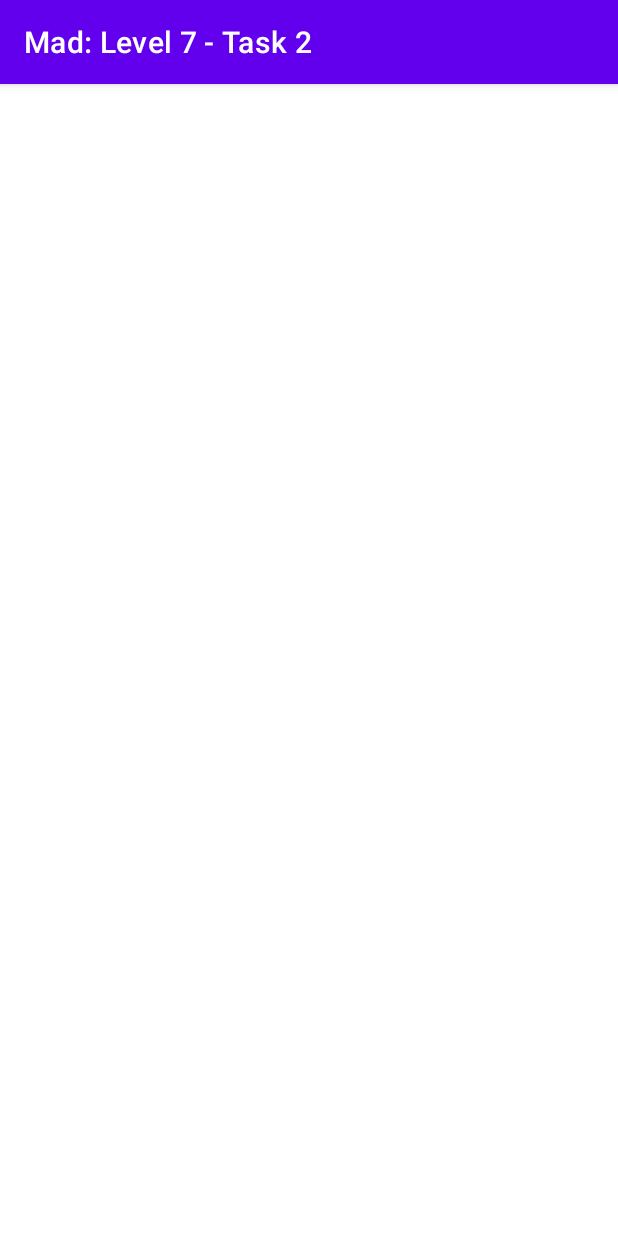
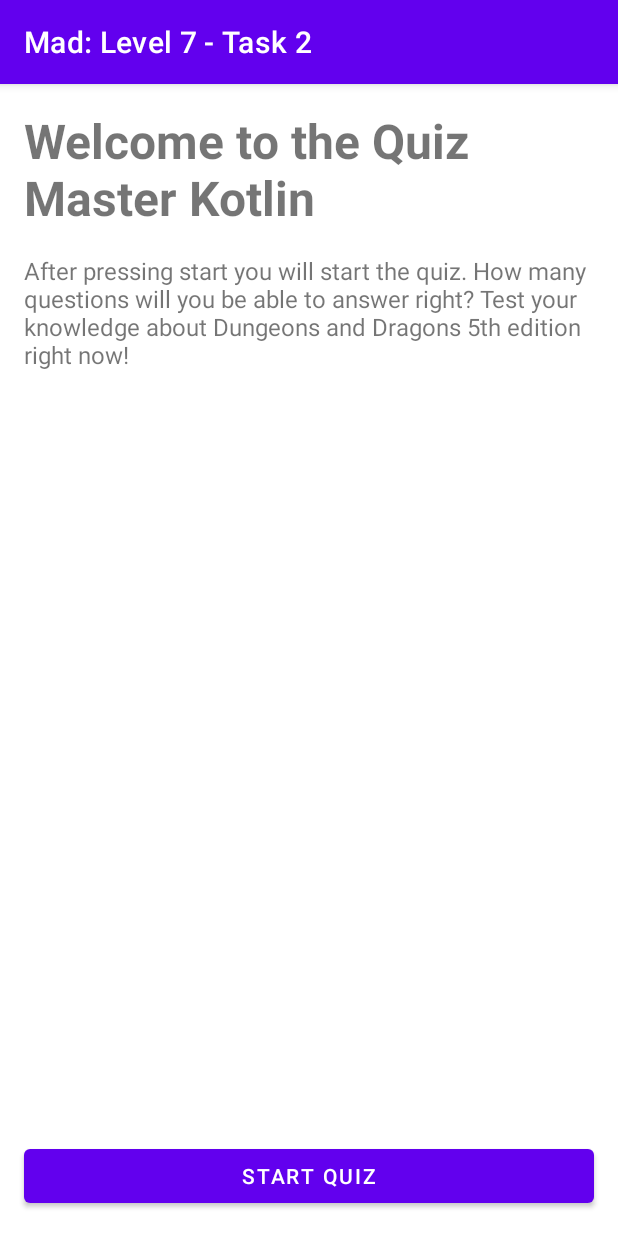
Before and after one commit to NoNamer777/MadLevel7Task2, an Android app: the fragment HomeFragment shown on its own in the app's theme, on a phone screen of 412 x 824 dp. Run offline under Robolectric (Android 15) with nearby library versions, the phone set to English and light mode, and no system bars.

Commit message:
Added home layout and main logic

```diff
--- a/app/src/main/java/com/nonamer777/madlevel7task2/ui/HomeFragment.kt
+++ b/app/src/main/java/com/nonamer777/madlevel7task2/ui/HomeFragment.kt
@@ -5,21 +5,31 @@ import android.view.LayoutInflater
 import android.view.View
 import android.view.ViewGroup
 import androidx.fragment.app.Fragment
+import androidx.navigation.fragment.findNavController
 import com.nonamer777.madlevel7task2.R
+import com.nonamer777.madlevel7task2.databinding.FragmentHomeBinding
 
 /**
  * A [Fragment] subclass that serves as the starting screen after the splash screen.
  */
 class HomeFragment: Fragment() {
 
+    private lateinit var binding: FragmentHomeBinding
+
     override fun onCreateView(
         inflater: LayoutInflater, container: ViewGroup?,
         savedInstanceState: Bundle?
-    ): View? {
-        return inflater.inflate(R.layout.fragment_home, container, false)
+    ): View {
+        binding = FragmentHomeBinding.inflate(layoutInflater)
+
+        return binding.root
     }
 
     override fun onViewCreated(view: View, savedInstanceState: Bundle?) {
         super.onViewCreated(view, savedInstanceState)
+
+        binding.btnStartQuiz.setOnClickListener {
+            findNavController().navigate(R.id.action_homeFragment_to_quizFragment)
+        }
     }
 }
--- a/app/src/main/java/com/nonamer777/madlevel7task2/ui/QuestionsOverviewFragment.kt
+++ b/app/src/main/java/com/nonamer777/madlevel7task2/ui/QuizFragment.kt
@@ -8,15 +8,15 @@ import androidx.fragment.app.Fragment
 import com.nonamer777.madlevel7task2.R
 
 /**
- * A [Fragment] subclass where users can view the questions that are part of the quiz.
+ * A [Fragment] subclass where users can view and answer the questions of the quiz.
  */
-class QuestionsOverviewFragment: Fragment() {
+class QuizFragment: Fragment() {
 
     override fun onCreateView(
         inflater: LayoutInflater, container: ViewGroup?,
         savedInstanceState: Bundle?
     ): View? {
-        return inflater.inflate(R.layout.fragment_questions_overview, container, false)
+        return inflater.inflate(R.layout.fragment_quiz, container, false)
     }
 
     override fun onViewCreated(view: View, savedInstanceState: Bundle?) {
--- a/app/src/main/res/layout/fragment_home.xml
+++ b/app/src/main/res/layout/fragment_home.xml
@@ -5,4 +5,44 @@
     xmlns:tools="http://schemas.android.com/tools"
     android:layout_width="match_parent"
     android:layout_height="match_parent"
-    tools:context=".ui.HomeFragment"/>
+    tools:context=".ui.HomeFragment">
+
+    <TextView
+        android:id="@+id/header_title_home"
+        android:layout_width="0dp"
+        android:layout_height="wrap_content"
+        android:layout_marginStart="16dp"
+        android:layout_marginTop="16dp"
+        android:layout_marginEnd="16dp"
+        android:text="@string/header_title_home_text"
+        android:textSize="32sp"
+        android:textStyle="bold"
+        app:layout_constraintEnd_toEndOf="parent"
+        app:layout_constraintStart_toStartOf="parent"
+        app:layout_constraintTop_toTopOf="parent" />
+
+    <TextView
+        android:id="@+id/paragraph_instructions"
+        android:layout_width="0dp"
+        android:layout_height="wrap_content"
+        android:layout_marginStart="16dp"
+        android:layout_marginTop="16dp"
+        android:layout_marginEnd="16dp"
+        android:text="@string/paragraph_instructions"
+        android:textSize="16sp"
+        app:layout_constraintEnd_toEndOf="parent"
+        app:layout_constraintStart_toStartOf="parent"
+        app:layout_constraintTop_toBottomOf="@+id/header_title_home" />
+
+    <Button
+        android:id="@+id/btn_start_quiz"
+        android:layout_width="0dp"
+        android:layout_height="wrap_content"
+        android:layout_marginStart="16dp"
+        android:layout_marginEnd="16dp"
+        android:layout_marginBottom="16dp"
+        android:text="@string/btn_start_quiz"
+        app:layout_constraintBottom_toBottomOf="parent"
+        app:layout_constraintEnd_toEndOf="parent"
+        app:layout_constraintStart_toStartOf="parent" />
+</androidx.constraintlayout.widget.ConstraintLayout>
--- a/app/src/main/res/layout/fragment_questions_overview.xml
+++ b/app/src/main/res/layout/fragment_quiz.xml
@@ -5,4 +5,4 @@
     xmlns:tools="http://schemas.android.com/tools"
     android:layout_width="match_parent"
     android:layout_height="match_parent"
-    tools:context=".ui.QuestionsOverviewFragment"/>
+    tools:context=".ui.QuizFragment"/>
--- a/app/src/main/res/values/strings.xml
+++ b/app/src/main/res/values/strings.xml
@@ -1,7 +1,13 @@
 <resources>
     <string name="app_name">Mad: Level 7 - Task 2</string>
+    <string name="header_splash_title">Quiz Master Kotlin</string>
+
     <string name="fragment_label_home">Home Fragment</string>
+    <string name="header_title_home_text">Welcome to the Quiz Master Kotlin</string>
+    <string name="paragraph_instructions">
+        After pressing start you will start the quiz. How many questions will you be able to answer right? Test your knowledge about Dungeons and Dragons 5th edition right now!
+    </string>
+    <string name="btn_start_quiz">start quiz</string>
 
-    <string name="fragment_label_questions_overview">Questions Overview Fragment</string>
-    <string name="header_splash_title">Quiz Master Kotlin</string>
+    <string name="fragment_label_question">Question Fragment</string>
 </resources>
```
Also changed, not shown: app/src/main/java/com/nonamer777/madlevel7task2/ui/MainActivity.kt (+15 -2 lines), app/src/main/res/navigation/nav_graph.xml (+17 -1 lines).
